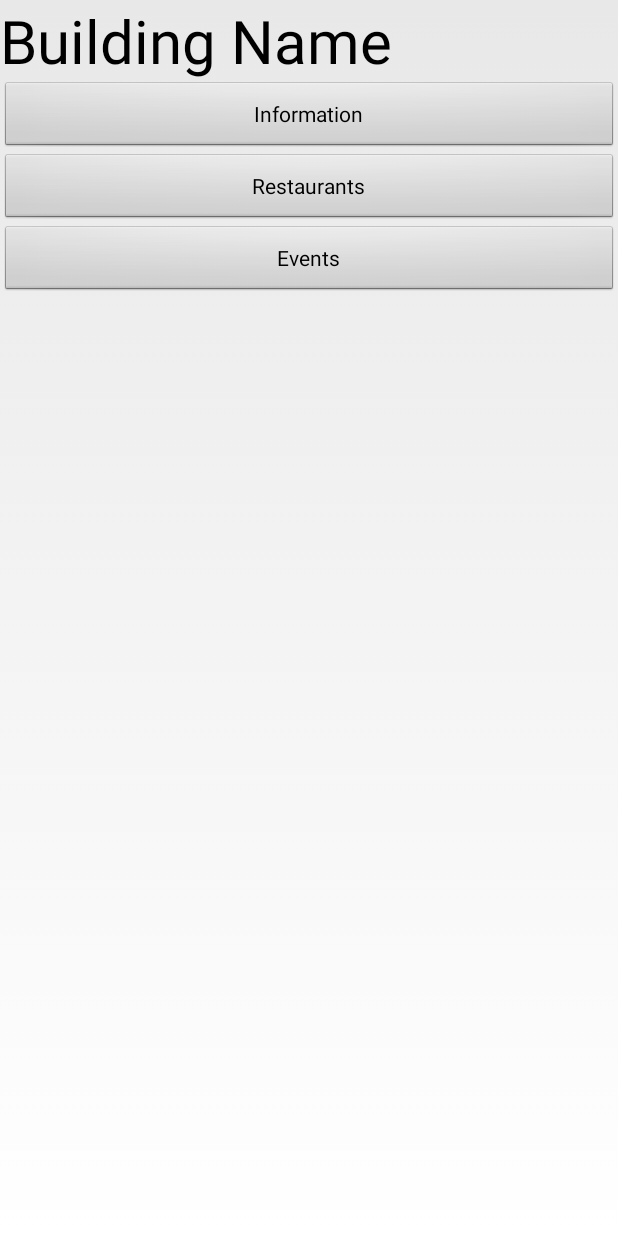
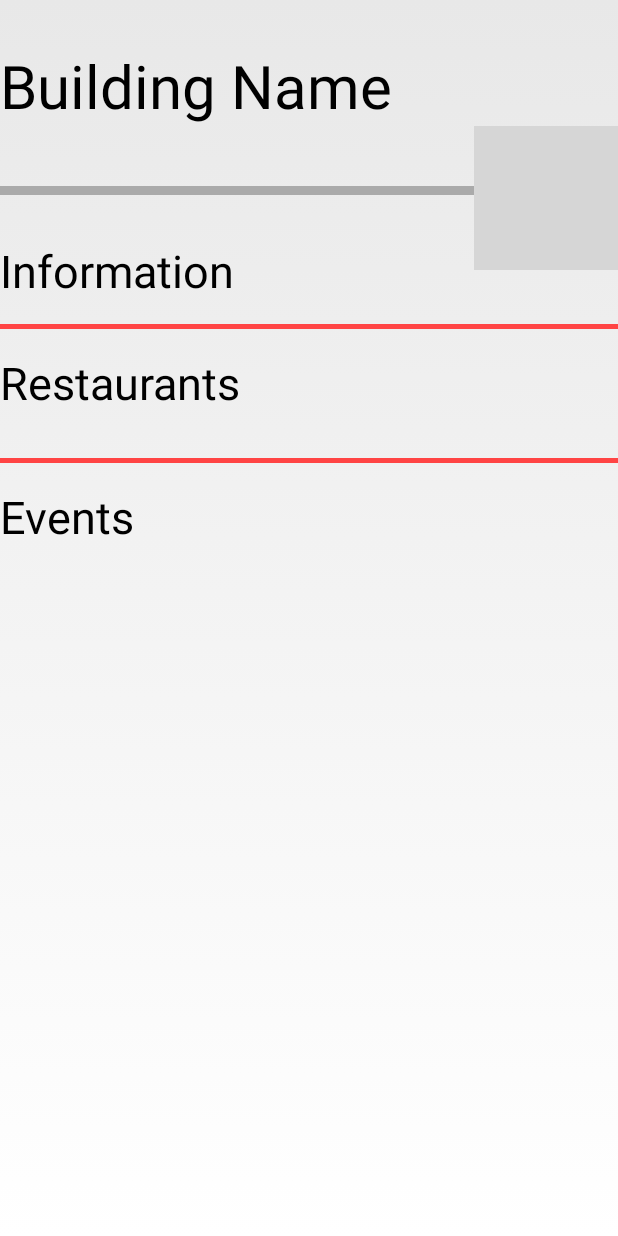
Before and after one commit to jasonkalmeida/OSUMap, an Android app: the screen it shows after launch (MainActivity), on a phone screen of 412 x 824 dp. Run offline under Robolectric (Android 15) with nearby library versions, the phone set to English and light mode, and no system bars; 2 statements that could not run were skipped; grey boxes are pictures that could not be loaded.

Commit message:
I'm Nick and I made buttons again

```diff
--- a/OSUMap/src/main/res/layout/fragment_main.xml
+++ b/OSUMap/src/main/res/layout/fragment_main.xml
@@ -2,6 +2,12 @@
     android:layout_width="fill_parent"
     android:layout_height="fill_parent"
     xmlns:android="http://schemas.android.com/apk/res/android">
+
+    <View
+        android:layout_width="fill_parent"
+        android:layout_height="30dp"
+        android:id="@+id/buildingName">
+    </View>
 
     <TextView
         android:layout_width="fill_parent"
@@ -10,32 +16,125 @@
         android:text="@string/bld_name"
         android:textSize="40sp"
         android:id="@+id/textView"
-        android:layout_alignParentTop="true"
-        android:layout_alignParentLeft="true" />
+        android:gravity="left"
+        android:layout_below="@+id/buildingName"/>
+
+    <View
+        android:layout_width="fill_parent"
+        android:layout_height="40dp"
+        android:layout_below="@+id/textView"
+        android:layout_alignParentLeft="true"
+        android:id="@+id/blank">
+    </View>
+
+    <View
+        android:layout_width="fill_parent"
+        android:layout_height="6dp"
+        android:background="@android:color/darker_gray"
+        android:layout_below="@+id/blank"
+        android:id="@+id/grayLine">
+    </View>
+
+
+    <ImageView
+        android:layout_width="wrap_content"
+        android:layout_height="wrap_content"
+        android:id="@+id/buildingPicture"
+        android:background="@drawable/building"
+        android:layout_below="@+id/textView"
+        android:layout_alignParentRight="true">
+    </ImageView>
+
+    <View
+        android:layout_width="fill_parent"
+        android:layout_height="30dp"
+        android:layout_below="@+id/grayLine"
+        android:layout_alignParentLeft="true"
+        android:id="@+id/blank1">
+    </View>
 
     <Button
         android:layout_width="fill_parent"
         android:layout_height="wrap_content"
         android:text="@string/basic_info"
         android:id="@+id/button"
-        android:layout_below="@+id/textView"
+        android:background="@android:color/transparent"
+        android:textSize="30sp"
+        android:gravity="left"
+        android:onClick="basicInfo"
+        android:layout_below="@+id/blank1"
+        android:layout_alignParentLeft="true" />
+
+    <View
+        android:layout_width="fill_parent"
+        android:layout_height="15dp"
+        android:layout_below="@+id/button"
         android:layout_alignParentLeft="true"
-        android:onClick="basicInfo"/>
+        android:id="@+id/blank2">
+    </View>
+
+    <View
+        android:layout_width="fill_parent"
+        android:layout_height="3dp"
+        android:background="@android:color/holo_red_light"
+        android:layout_below="@+id/blank2"
+        android:id="@+id/redLine">
+    </View>
+
+    <View
+        android:layout_width="fill_parent"
+        android:layout_height="15dp"
+        android:layout_alignParentLeft="true"
+        android:layout_below="@+id/redLine"
+        android:id="@+id/blank3">
+    </View>
 
     <Button
         android:layout_width="fill_parent"
         android:layout_height="wrap_content"
         android:text="@string/restaurant"
         android:id="@+id/button2"
-        android:layout_below="@+id/button"
+        android:background="@android:color/transparent"
+        android:layout_below="@+id/blank3"
+        android:textSize="30sp"
+        android:gravity="left"
+        android:onClick="foodInfo"
         android:layout_alignParentLeft="true" />
+
+    <View
+        android:layout_width="fill_parent"
+        android:layout_height="30dp"
+        android:layout_below="@+id/button2"
+        android:layout_alignParentLeft="true"
+        android:id="@+id/blank4">
+    </View>
+
+    <View
+        android:layout_width="fill_parent"
+        android:layout_height="3dp"
+        android:background="@android:color/holo_red_light"
+        android:layout_below="@+id/blank4"
+        android:id="@+id/redLine1">
+    </View>
+
+    <View
+        android:layout_width="fill_parent"
+        android:layout_height="15dp"
+        android:layout_alignParentLeft="true"
+        android:layout_below="@+id/redLine1"
+        android:id="@+id/blank5">
+    </View>
 
     <Button
         android:layout_width="fill_parent"
-        android:layout_height="wrap_content"
+        android:layout_height="fill_parent"
         android:text="@string/events"
         android:id="@+id/button3"
-        android:layout_below="@+id/button2"
+        android:background="@android:color/transparent"
+        android:layout_below="@+id/blank5"
+        android:textSize="30sp"
+        android:gravity="left"
+        android:onClick="eventInfo"
         android:layout_alignParentLeft="true" />
 
 </RelativeLayout>
```
Also changed, not shown: OSUMap/src/main/java/com/jkalmeida/osuhack/MainActivity.java (+22 -1 lines).
